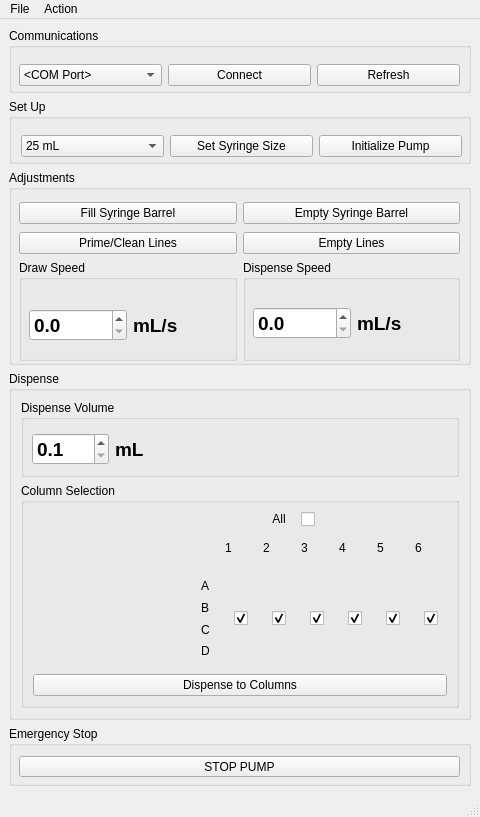
The window that Wash_GUI/mainwindow.ui (Wyss/automated-chromatography) describes before a commit, drawn with Qt 5.
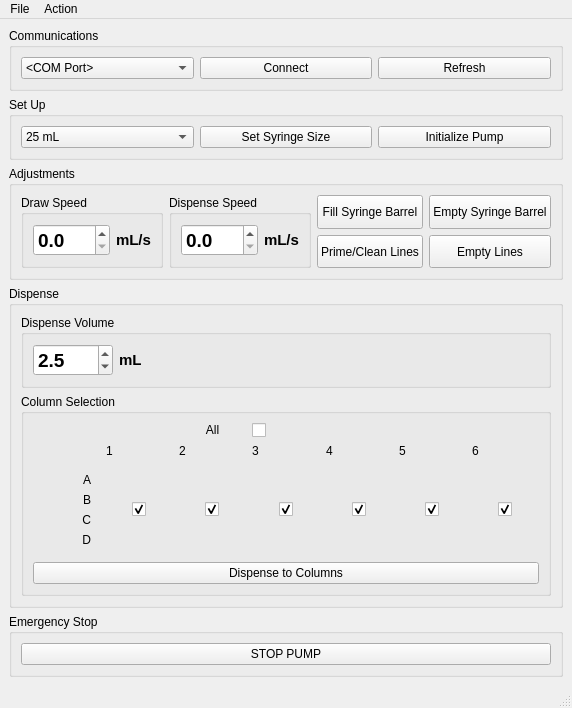
The same window after the commit. Icons and pictures are not drawn.

Commit message:
wash_gui.ui & .py resizing done?
#41 for wash_gui/mainwindow.* pending testing.
Did similar sizing/layout/geometry changes as I did in SEC_GUI/mainwindow.*

Diff of the .ui file:
```diff
--- a/Wash_GUI/mainwindow.ui
+++ b/Wash_GUI/mainwindow.ui
@@ -2,20 +2,6 @@
 <ui version="4.0">
  <class>MainWindow</class>
  <widget class="QMainWindow" name="MainWindow">
-  <property name="geometry">
-   <rect>
-    <x>0</x>
-    <y>0</y>
-    <width>480</width>
-    <height>817</height>
-   </rect>
-  </property>
-  <property name="minimumSize">
-   <size>
-    <width>0</width>
-    <height>0</height>
-   </size>
-  </property>
   <property name="windowTitle">
    <string>SEC</string>
   </property>
@@ -28,38 +14,23 @@
     <item row="0" column="0">
      <widget class="QGroupBox" name="commsBox">
       <property name="sizePolicy">
-       <sizepolicy hsizetype="Preferred" vsizetype="Fixed">
+       <sizepolicy hsizetype="Preferred" vsizetype="Minimum">
         <horstretch>0</horstretch>
         <verstretch>0</verstretch>
        </sizepolicy>
       </property>
-      <property name="minimumSize">
-       <size>
-        <width>0</width>
-        <height>65</height>
-       </size>
-      </property>
-      <property name="maximumSize">
-       <size>
-        <width>16777215</width>
-        <height>65</height>
-       </size>
-      </property>
       <property name="title">
        <string>Communications</string>
       </property>
-      <widget class="QWidget" name="layoutWidget">
-       <property name="geometry">
-        <rect>
-         <x>10</x>
-         <y>31</y>
-         <width>441</width>
-         <height>32</height>
-        </rect>
-       </property>
        <layout class="QHBoxLayout" name="horizontalLayout">
         <item>
          <widget class="QComboBox" name="comPortComboBox">
+         <property name="sizePolicy">
+          <sizepolicy hsizetype="Preferred" vsizetype="Minimum">
+           <horstretch>0</horstretch>
+           <verstretch>0</verstretch>
+          </sizepolicy>
+         </property>
           <item>
            <property name="text">
             <string>&lt;COM Port&gt;</string>
@@ -69,6 +40,12 @@
         </item>
         <item>
          <widget class="QPushButton" name="connectButton">
+         <property name="sizePolicy">
+          <sizepolicy hsizetype="Minimum" vsizetype="Minimum">
+           <horstretch>0</horstretch>
+           <verstretch>0</verstretch>
+          </sizepolicy>
+         </property>
           <property name="text">
            <string>Connect</string>
           </property>
@@ -76,6 +53,12 @@
         </item>
         <item>
          <widget class="QPushButton" name="refreshButton">
+         <property name="sizePolicy">
+          <sizepolicy hsizetype="Minimum" vsizetype="Minimum">
+           <horstretch>0</horstretch>
+           <verstretch>0</verstretch>
+          </sizepolicy>
+         </property>
           <property name="toolTip">
            <string>Refresh the list of COM ports</string>
           </property>
@@ -86,40 +69,18 @@
         </item>
        </layout>
       </widget>
-     </widget>
     </item>
     <item row="1" column="0">
      <widget class="QGroupBox" name="setUpBox">
       <property name="sizePolicy">
-       <sizepolicy hsizetype="Preferred" vsizetype="Fixed">
+       <sizepolicy hsizetype="Preferred" vsizetype="Minimum">
         <horstretch>0</horstretch>
         <verstretch>0</verstretch>
        </sizepolicy>
       </property>
-      <property name="minimumSize">
-       <size>
-        <width>0</width>
-        <height>65</height>
-       </size>
-      </property>
-      <property name="maximumSize">
-       <size>
-        <width>16777215</width>
-        <height>65</height>
-       </size>
-      </property>
       <property name="title">
        <string>Set Up</string>
       </property>
-      <widget class="QWidget" name="layoutWidget">
-       <property name="geometry">
-        <rect>
-         <x>12</x>
-         <y>31</y>
-         <width>441</width>
-         <height>32</height>
-        </rect>
-       </property>
        <layout class="QHBoxLayout" name="horizontalLayout_2">
         <item>
          <widget class="QComboBox" name="syringeComboBox">
@@ -187,60 +148,35 @@
         </item>
        </layout>
       </widget>
-     </widget>
     </item>
     <item row="2" column="0">
      <widget class="QGroupBox" name="adjustmentBox">
       <property name="sizePolicy">
-       <sizepolicy hsizetype="Preferred" vsizetype="Fixed">
+       <sizepolicy hsizetype="Preferred" vsizetype="Minimum">
         <horstretch>0</horstretch>
         <verstretch>0</verstretch>
        </sizepolicy>
       </property>
-      <property name="minimumSize">
-       <size>
-        <width>0</width>
-        <height>195</height>
-       </size>
-      </property>
-      <property name="maximumSize">
-       <size>
-        <width>16777215</width>
-        <height>195</height>
-       </size>
-      </property>
       <property name="title">
        <string>Adjustments</string>
       </property>
-      <widget class="QWidget" name="layoutWidget">
-       <property name="geometry">
-        <rect>
-         <x>10</x>
-         <y>90</y>
-         <width>441</width>
-         <height>101</height>
-        </rect>
-       </property>
        <layout class="QHBoxLayout" name="horizontalLayout_5">
         <item>
          <widget class="QGroupBox" name="speedGroupBox">
           <property name="title">
            <string>Draw Speed</string>
           </property>
-          <widget class="QWidget" name="layoutWidget">
-           <property name="geometry">
-            <rect>
-             <x>10</x>
-             <y>35</y>
-             <width>201</width>
-             <height>61</height>
-            </rect>
-           </property>
            <layout class="QVBoxLayout" name="verticalLayout_5">
             <item>
              <layout class="QHBoxLayout" name="horizontalLayout_6">
               <item>
                <widget class="QDoubleSpinBox" name="drawSpeedSpinBox">
+              <property name="sizePolicy">
+               <sizepolicy hsizetype="Minimum" vsizetype="Minimum">
+                <horstretch>0</horstretch>
+                <verstretch>0</verstretch>
+               </sizepolicy>
+              </property>
                 <property name="font">
                  <font>
                   <pointsize>14</pointsize>
@@ -257,9 +193,15 @@
               </item>
               <item>
                <widget class="QLabel" name="drawSpeedUnits">
+              <property name="sizePolicy">
+               <sizepolicy hsizetype="Minimum" vsizetype="Minimum">
+                <horstretch>0</horstretch>
+                <verstretch>0</verstretch>
+               </sizepolicy>
+              </property>
                 <property name="font">
                  <font>
-                  <pointsize>14</pointsize>
+                <pointsize>11</pointsize>
                   <bold>true</bold>
                  </font>
                 </property>
@@ -271,7 +213,6 @@
              </layout>
             </item>
            </layout>
-          </widget>
          </widget>
         </item>
         <item>
@@ -279,20 +220,17 @@
           <property name="title">
            <string>Dispense Speed</string>
           </property>
-          <widget class="QWidget" name="layoutWidget">
-           <property name="geometry">
-            <rect>
-             <x>10</x>
-             <y>33</y>
-             <width>201</width>
-             <height>61</height>
-            </rect>
-           </property>
            <layout class="QVBoxLayout" name="verticalLayout_6">
             <item>
              <layout class="QHBoxLayout" name="horizontalLayout_7">
               <item>
                <widget class="QDoubleSpinBox" name="dispenseSpeedSpinBox">
+              <property name="sizePolicy">
+               <sizepolicy hsizetype="Minimum" vsizetype="Minimum">
+                <horstretch>0</horstretch>
+                <verstretch>0</verstretch>
+               </sizepolicy>
+              </property>
                 <property name="font">
                  <font>
                   <pointsize>14</pointsize>
@@ -309,9 +247,15 @@
               </item>
               <item>
                <widget class="QLabel" name="dispenseSpeedUnits">
+              <property name="sizePolicy">
+               <sizepolicy hsizetype="Minimum" vsizetype="Minimum">
+                <horstretch>0</horstretch>
+                <verstretch>0</verstretch>
+               </sizepolicy>
+              </property>
                 <property name="font">
                  <font>
-                  <pointsize>14</pointsize>
+                <pointsize>11</pointsize>
                   <bold>true</bold>
                  </font>
                 </property>
@@ -324,24 +268,19 @@
             </item>
            </layout>
           </widget>
-         </widget>
-        </item>
-       </layout>
-      </widget>
-      <widget class="QWidget" name="layoutWidget">
-       <property name="geometry">
-        <rect>
-         <x>10</x>
-         <y>30</y>
-         <width>441</width>
-         <height>58</height>
-        </rect>
-       </property>
+       </item>
+       <item>
        <layout class="QHBoxLayout" name="horizontalLayout_8">
         <item>
          <layout class="QVBoxLayout" name="verticalLayout_7">
           <item>
            <widget class="QPushButton" name="fillButton">
+             <property name="sizePolicy">
+              <sizepolicy hsizetype="Minimum" vsizetype="Minimum">
+               <horstretch>0</horstretch>
+               <verstretch>0</verstretch>
+              </sizepolicy>
+             </property>
             <property name="toolTip">
              <string>Fully draw syringe, from reservoir</string>
             </property>
@@ -352,6 +291,12 @@
           </item>
           <item>
            <widget class="QPushButton" name="primeButton">
+             <property name="sizePolicy">
+              <sizepolicy hsizetype="Minimum" vsizetype="Minimum">
+               <horstretch>0</horstretch>
+               <verstretch>0</verstretch>
+              </sizepolicy>
+             </property>
             <property name="toolTip">
              <string>1. Draw partly from reservoir.
 2. Dispense back to reservoir (remove any air).
@@ -369,6 +314,12 @@
          <layout class="QVBoxLayout" name="verticalLayout">
           <item>
            <widget class="QPushButton" name="emptyButton">
+             <property name="sizePolicy">
+              <sizepolicy hsizetype="Minimum" vsizetype="Minimum">
+               <horstretch>0</horstretch>
+               <verstretch>0</verstretch>
+              </sizepolicy>
+             </property>
             <property name="toolTip">
              <string>Dispense syringe barrel to reservoir</string>
             </property>
@@ -379,6 +330,12 @@
           </item>
           <item>
            <widget class="QPushButton" name="emptyLinesButton">
+             <property name="sizePolicy">
+              <sizepolicy hsizetype="Minimum" vsizetype="Minimum">
+               <horstretch>0</horstretch>
+               <verstretch>0</verstretch>
+              </sizepolicy>
+             </property>
             <property name="toolTip">
              <string>Draw from each column line, dispense to reservoir.</string>
             </property>
@@ -390,7 +347,8 @@
          </layout>
         </item>
        </layout>
-      </widget>
+       </item>
+      </layout>
      </widget>
     </item>
     <item row="3" column="0">
@@ -402,32 +360,29 @@
        <item row="0" column="0">
         <widget class="QGroupBox" name="dispenseVolumeBox">
          <property name="sizePolicy">
-          <sizepolicy hsizetype="Preferred" vsizetype="Fixed">
+          <sizepolicy hsizetype="Preferred" vsizetype="Minimum">
            <horstretch>0</horstretch>
            <verstretch>0</verstretch>
           </sizepolicy>
          </property>
-         <property name="minimumSize">
-          <size>
-           <width>0</width>
-           <height>77</height>
-          </size>
-         </property>
          <property name="title">
           <string>Dispense Volume</string>
          </property>
-         <widget class="QWidget" name="layoutWidget">
-          <property name="geometry">
-           <rect>
-            <x>11</x>
-            <y>31</y>
-            <width>421</width>
-            <height>37</height>
-           </rect>
-          </property>
           <layout class="QHBoxLayout" name="horizontalLayout_4">
            <item>
             <widget class="QDoubleSpinBox" name="dispenseSpinBox">
+            <property name="sizePolicy">
+             <sizepolicy hsizetype="Minimum" vsizetype="Minimum">
+              <horstretch>0</horstretch>
+              <verstretch>0</verstretch>
+             </sizepolicy>
+            </property>
+            <property name="minimumSize">
+             <size>
+              <width>80</width>
+              <height>0</height>
+             </size>
+            </property>
              <property name="font">
               <font>
                <pointsize>14</pointsize>
@@ -443,13 +398,22 @@
              <property name="singleStep">
               <double>0.500000000000000</double>
              </property>
+            <property name="value">
+             <double>2.500000000000000</double>
+            </property>
             </widget>
            </item>
            <item>
             <widget class="QLabel" name="dispenseUnits">
+            <property name="sizePolicy">
+             <sizepolicy hsizetype="Minimum" vsizetype="Minimum">
+              <horstretch>0</horstretch>
+              <verstretch>0</verstretch>
+             </sizepolicy>
+            </property>
              <property name="font">
               <font>
-               <pointsize>14</pointsize>
+              <pointsize>11</pointsize>
                <bold>true</bold>
               </font>
              </property>
@@ -461,7 +425,7 @@
            <item>
             <widget class="QLabel" name="volRangeLabel">
              <property name="sizePolicy">
-              <sizepolicy hsizetype="Expanding" vsizetype="Preferred">
+             <sizepolicy hsizetype="MinimumExpanding" vsizetype="Minimum">
                <horstretch>0</horstretch>
                <verstretch>0</verstretch>
               </sizepolicy>
@@ -469,7 +433,6 @@
             </widget>
            </item>
           </layout>
-         </widget>
         </widget>
        </item>
        <item row="1" column="0">
@@ -487,7 +450,14 @@
            <layout class="QVBoxLayout" name="verticalLayout_4">
             <item>
              <layout class="QGridLayout" name="gridLayout">
-              <item row="0" column="5">
+              <item row="1" column="6">
+               <widget class="QLabel" name="col5_label">
+                <property name="text">
+                 <string>5</string>
+                </property>
+               </widget>
+              </item>
+              <item row="0" column="4">
                <widget class="QCheckBox" name="allCheckBox">
                 <property name="enabled">
                  <bool>true</bool>
@@ -506,30 +476,94 @@
                 </property>
                </widget>
               </item>
-              <item row="1" column="8">
-               <widget class="QLabel" name="col6_label">
-                <property name="maximumSize">
-                 <size>
-                  <width>16777215</width>
-                  <height>30</height>
-                 </size>
+              <item row="2" column="1">
+               <widget class="QFrame" name="ABvFrame">
+                <property name="sizePolicy">
+                 <sizepolicy hsizetype="Minimum" vsizetype="Minimum">
+                  <horstretch>0</horstretch>
+                  <verstretch>0</verstretch>
+                 </sizepolicy>
                 </property>
+                <layout class="QVBoxLayout" name="verticalLayout_3">
+                 <item>
+                  <widget class="QLabel" name="label_3">
+                   <property name="sizePolicy">
+                    <sizepolicy hsizetype="Minimum" vsizetype="Preferred">
+                     <horstretch>0</horstretch>
+                     <verstretch>0</verstretch>
+                    </sizepolicy>
+                   </property>
                 <property name="text">
-                 <string>6</string>
-                </property>
-               </widget>
-              </item>
-              <item row="2" column="8">
+                    <string>A</string>
+                   </property>
+                   <property name="alignment">
+                    <set>Qt::AlignRight|Qt::AlignTrailing|Qt::AlignVCenter</set>
+                   </property>
+                  </widget>
+                 </item>
+                 <item>
+                  <widget class="QLabel" name="label_2">
+                   <property name="sizePolicy">
+                    <sizepolicy hsizetype="Minimum" vsizetype="Preferred">
+                     <horstretch>0</horstretch>
+                     <verstretch>0</verstretch>
+                    </sizepolicy>
+                   </property>
+                   <property name="text">
+                    <string>B</string>
+                   </property>
+                   <property name="alignment">
+                    <set>Qt::AlignRight|Qt::AlignTrailing|Qt::AlignVCenter</set>
+                   </property>
+                  </widget>
+                 </item>
+                 <item>
+                  <widget class="QLabel" name="label_4">
+                   <property name="sizePolicy">
+                    <sizepolicy hsizetype="Minimum" vsizetype="Preferred">
+                     <horstretch>0</horstretch>
+                     <verstretch>0</verstretch>
+                    </sizepolicy>
+                   </property>
+                   <property name="text">
+                    <string>C</string>
+                   </property>
+                   <property name="alignment">
+                    <set>Qt::AlignRight|Qt::AlignTrailing|Qt::AlignVCenter</set>
+                   </property>
+                  </widget>
+                 </item>
+                 <item>
+                  <widget class="QLabel" name="label_5">
+                   <property name="sizePolicy">
+                    <sizepolicy hsizetype="Minimum" vsizetype="Preferred">
+                     <horstretch>0</horstretch>
+                     <verstretch>0</verstretch>
+                    </sizepolicy>
+                   </property>
+                   <property name="text">
+                    <string>D</string>
+                   </property>
+                   <property name="alignment">
+                    <set>Qt::AlignRight|Qt::AlignTrailing|Qt::AlignVCenter</set>
+                   </property>
+                  </widget>
+                 </item>
+                </layout>
+               </widget>
+              </item>
+              <item row="1" column="2">
+               <widget class="QLabel" name="col1_label">
+                <property name="text">
+                 <string>1</string>
+                </property>
+               </widget>
+              </item>
+              <item row="2" column="7">
                <widget class="QFrame" name="col6vFrame">
                 <layout class="QVBoxLayout" name="verticalLayout_13">
-                 <item>
+                 <item alignment="Qt::AlignHCenter">
                   <widget class="QCheckBox" name="col6CheckBox">
-                   <property name="minimumSize">
-                    <size>
-                     <width>0</width>
-                     <height>0</height>
-                    </size>
-                   </property>
                    <property name="font">
                     <font>
                      <pointsize>12</pointsize>
@@ -553,90 +587,11 @@
                 </layout>
                </widget>
               </item>
-              <item row="1" column="5">
-               <widget class="QLabel" name="col3_label">
-                <property name="maximumSize">
-                 <size>
-                  <width>16777215</width>
-                  <height>30</height>
-                 </size>
-                </property>
-                <property name="text">
-                 <string>3</string>
-                </property>
-               </widget>
-              </item>
-              <item row="1" column="6">
-               <widget class="QLabel" name="col4_label">
-                <property name="maximumSize">
-                 <size>
-                  <width>16777215</width>
-                  <height>30</height>
-                 </size>
-                </property>
-                <property name="text">
-                 <string>4</string>
-                </property>
-               </widget>
-              </item>
-              <item row="1" column="3">
-               <widget class="QLabel" name="col1_label">
-                <property name="maximumSize">
-                 <size>
-                  <width>16777215</width>
-                  <height>30</height>
-                 </size>
-                </property>
-                <property name="text">
-                 <string>1</string>
-                </property>
-               </widget>
-              </item>
-              <item row="2" column="4">
-               <widget class="QFrame" name="col2vFrame">
-                <layout class="QVBoxLayout" name="verticalLayout_9">
-                 <item>
-                  <widget class="QCheckBox" name="col2CheckBox">
-                   <property name="minimumSize">
-                    <size>
-                     <width>0</width>
-                     <height>0</height>
-                    </size>
-                   </property>
-                   <property name="font">
-                    <font>
-                     <pointsize>12</pointsize>
-                     <bold>false</bold>
-                    </font>
-                   </property>
-                   <property name="statusTip">
-                    <string>A2B2</string>
-                   </property>
-                   <property name="styleSheet">
-                    <string notr="true"/>
-                   </property>
-                   <property name="text">
-                    <string/>
-                   </property>
-                   <property name="checked">
-                    <bool>true</bool>
-                   </property>
-                  </widget>
-                 </item>
-                </layout>
-               </widget>
-              </item>
-              <item row="2" column="6">
+              <item row="2" column="5">
                <widget class="QFrame" name="col4vFrame">
                 <layout class="QVBoxLayout" name="verticalLayout_11">
-                 <item>
+                 <item alignment="Qt::AlignHCenter">
                   <widget class="QCheckBox" name="col4CheckBox">
-                   <property name="minimumSize">
-                    <size>
-                     <width>0</width>
-                     <height>0</height>
-                    </size>
-                   </property>
                    <property name="font">
                     <font>
                      <pointsize>12</pointsize>
@@ -660,49 +615,17 @@
                 </layout>
                </widget>
               </item>
-              <item row="1" column="4">
-               <widget class="QLabel" name="col2_label">
-                <property name="maximumSize">
-                 <size>
-                  <width>16777215</width>
-                  <height>30</height>
-                 </size>
-                </property>
-                <property name="text">
-                 <string>2</string>
-                </property>
-               </widget>
-              </item>
-              <item row="0" column="4">
+              <item row="0" column="3">
                <widget class="QLabel" name="label">
-                <property name="maximumSize">
-                 <size>
-                  <width>16777215</width>
-                  <height>30</height>
-                 </size>
-                </property>
                 <property name="text">
                  <string>&lt;html&gt;&lt;head/&gt;&lt;body&gt;&lt;p align=&quot;center&quot;&gt;All&lt;/p&gt;&lt;/body&gt;&lt;/html&gt;</string>
                 </property>
                </widget>
               </item>
-              <item row="2" column="1">
-               <spacer name="horizontalSpacer">
-                <property name="orientation">
-                 <enum>Qt::Horizontal</enum>
-                </property>
-                <property name="sizeHint" stdset="0">
-                 <size>
-                  <width>40</width>
-                  <height>20</height>
-                 </size>
-                </property>
-               </spacer>
-              </item>
-              <item row="2" column="3">
+              <item row="2" column="2">
                <widget class="QFrame" name="col1vFrame">
                 <layout class="QVBoxLayout" name="verticalLayout_2">
-                 <item>
+                 <item alignment="Qt::AlignHCenter">
                   <widget class="QCheckBox" name="col1CheckBox">
                    <property name="font">
                     <font>
@@ -727,51 +650,11 @@
                 </layout>
                </widget>
               </item>
-              <item row="2" column="2">
-               <widget class="QFrame" name="ABvFrame">
-                <layout class="QVBoxLayout" name="verticalLayout_3">
-                 <item>
-                  <widget class="QLabel" name="label_3">
-                   <property name="text">
-                    <string>A</string>
-                   </property>
-                  </widget>
-                 </item>
-                 <item>
-                  <widget class="QLabel" name="label_2">
-                   <property name="text">
-                    <string>B</string>
-                   </property>
-                  </widget>
-                 </item>
-                 <item>
-                  <widget class="QLabel" name="label_4">
-                   <property name="text">
-                    <string>C</string>
-                   </property>
-                  </widget>
-                 </item>
-                 <item>
-                  <widget class="QLabel" name="label_5">
-                   <property name="text">
-                    <string>D</string>
-                   </property>
-                  </widget>
-                 </item>
-                </layout>
-               </widget>
-              </item>
-              <item row="2" column="7">
-               <widget class="QFrame" name="col5vFrame">
-                <layout class="QVBoxLayout" name="verticalLayout_12">
-                 <item>
-                  <widget class="QCheckBox" name="col5CheckBox">
-                   <property name="minimumSize">
-                    <size>
-                     <width>0</width>
-                     <height>0</height>
-                    </size>
-                   </property>
+              <item row="2" column="3">
+               <widget class="QFrame" name="col2vFrame">
+                <layout class="QVBoxLayout" name="verticalLayout_9">
+                 <item alignment="Qt::AlignHCenter">
+                  <widget class="QCheckBox" name="col2CheckBox">
                    <property name="font">
                     <font>
                      <pointsize>12</pointsize>
@@ -779,7 +662,7 @@
                     </font>
                    </property>
                    <property name="statusTip">
-                    <string>A5B5</string>
+                    <string>A2B2</string>
                    </property>
                    <property name="styleSheet">
                     <string notr="true"/>
@@ -795,17 +678,25 @@
                 </layout>
                </widget>
               </item>
-              <item row="2" column="5">
+              <item row="1" column="3">
+               <widget class="QLabel" name="col2_label">
+                <property name="text">
+                 <string>2</string>
+                </property>
+               </widget>
+              </item>
+              <item row="1" column="7">
+               <widget class="QLabel" name="col6_label">
+                <property name="text">
+                 <string>6</string>
+                </property>
+               </widget>
+              </item>
+              <item row="2" column="4">
                <widget class="QFrame" name="col3vFrame">
                 <layout class="QVBoxLayout" name="verticalLayout_10">
-                 <item>
+                 <item alignment="Qt::AlignHCenter">
                   <widget class="QCheckBox" name="col3CheckBox">
-                   <property name="minimumSize">
-                    <size>
-                     <width>0</width>
-                     <height>0</height>
-                    </size>
-                   </property>
                    <property name="font">
                     <font>
                      <pointsize>12</pointsize>
@@ -829,16 +720,45 @@
                 </layout>
                </widget>
               </item>
-              <item row="1" column="7">
-               <widget class="QLabel" name="col5_label">
-                <property name="maximumSize">
-                 <size>
-                  <width>16777215</width>
-                  <height>30</height>
-                 </size>
+              <item row="1" column="4">
+               <widget class="QLabel" name="col3_label">
+                <property name="text">
+                 <string>3</string>
                 </property>
+               </widget>
+              </item>
+              <item row="2" column="6">
+               <widget class="QFrame" name="col5vFrame">
+                <layout class="QVBoxLayout" name="verticalLayout_12">
+                 <item alignment="Qt::AlignHCenter">
+                  <widget class="QCheckBox" name="col5CheckBox">
+                   <property name="font">
+                    <font>
+                     <pointsize>12</pointsize>
+                     <bold>false</bold>
+                    </font>
+                   </property>
+                   <property name="statusTip">
+                    <string>A5B5</string>
+                   </property>
+                   <property name="styleSheet">
+                    <string notr="true"/>
+                   </property>
                 <property name="text">
-                 <string>5</string>
+                    <string/>
+                   </property>
+                   <property name="checked">
+                    <bool>true</bool>
+                   </property>
+                  </widget>
+                 </item>
+                </layout>
+               </widget>
+              </item>
+              <item row="1" column="5">
+               <widget class="QLabel" name="col4_label">
+                <property name="text">
+                 <string>4</string>
                 </property>
                </widget>
               </item>
@@ -846,6 +766,12 @@
             </item>
             <item>
              <widget class="QPushButton" name="dispenseVolumeButton">
+              <property name="sizePolicy">
+               <sizepolicy hsizetype="Minimum" vsizetype="Minimum">
+                <horstretch>0</horstretch>
+                <verstretch>0</verstretch>
+               </sizepolicy>
+              </property>
               <property name="toolTip">
                <string>Dispense specified volume from reservoir to column lines*
 * Either all columns, or specified columns</string>
@@ -866,34 +792,22 @@
     <item row="4" column="0">
      <widget class="QGroupBox" name="emergencyStopBox">
       <property name="sizePolicy">
-       <sizepolicy hsizetype="Preferred" vsizetype="Fixed">
+       <sizepolicy hsizetype="Preferred" vsizetype="MinimumExpanding">
         <horstretch>0</horstretch>
         <verstretch>0</verstretch>
        </sizepolicy>
       </property>
-      <property name="minimumSize">
-       <size>
-        <width>0</width>
-        <height>60</height>
-       </size>
-      </property>
-      <property name="maximumSize">
-       <size>
-        <width>16777215</width>
-        <height>60</height>
-       </size>
-      </property>
       <property name="title">
        <string>Emergency Stop</string>
       </property>
+      <layout class="QVBoxLayout" name="verticalLayout_8">
+       <item>
       <widget class="QPushButton" name="stopButton">
-       <property name="geometry">
-        <rect>
-         <x>10</x>
-         <y>30</y>
-         <width>441</width>
-         <height>21</height>
-        </rect>
+         <property name="sizePolicy">
+          <sizepolicy hsizetype="Minimum" vsizetype="MinimumExpanding">
+           <horstretch>0</horstretch>
+           <verstretch>0</verstretch>
+          </sizepolicy>
        </property>
        <property name="toolTip">
         <string>Interrupt pump and stop all actions.</string>
@@ -902,19 +816,13 @@
         <string>STOP PUMP</string>
        </property>
       </widget>
+       </item>
+      </layout>
      </widget>
     </item>
    </layout>
   </widget>
   <widget class="QMenuBar" name="menubar">
-   <property name="geometry">
-    <rect>
-     <x>0</x>
-     <y>0</y>
-     <width>480</width>
-     <height>21</height>
-    </rect>
-   </property>
    <widget class="QMenu" name="menuFile">
     <property name="title">
      <string>File</string>
```
Left out of the diff: 4 changed lines with no effect on the pictures. Lines whose indentation alone changed are shown as unchanged. The commit also changes 1 other file.
